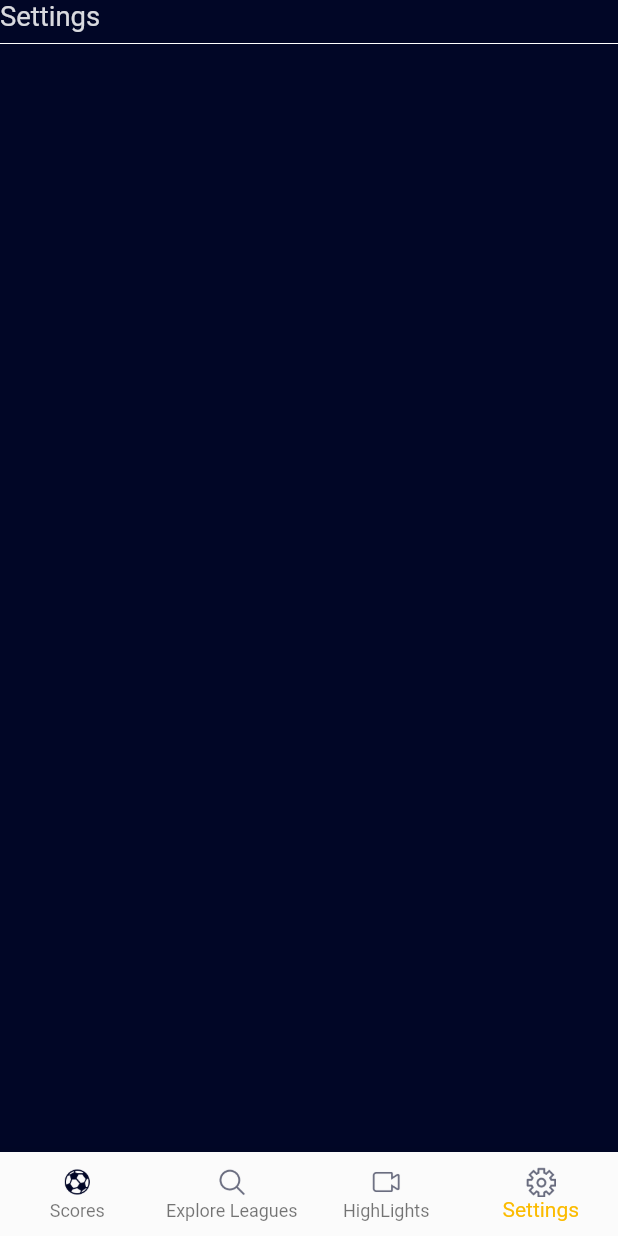
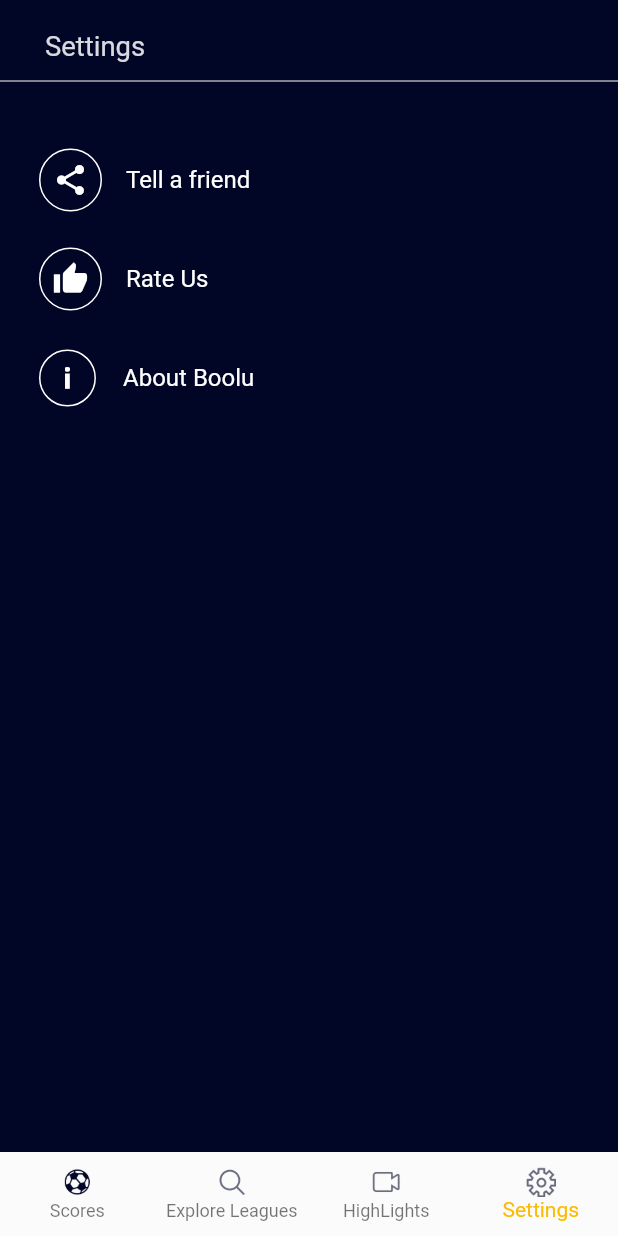
Before and after one commit to debbsefe/boolu, a Flutter app: the screen it shows after launch, item 4 of the bottom bar chosen, on a phone screen of 412 x 824 dp. Run offline on Flutter 3.47's test engine with Material 2 defaults, Android fonts, the phone set to English and light mode, and no system bars; our stand-ins replace bloc, dartz, data_connection_checker, equatable, firebase_core, firebase_crashlytics and 7 more; accounts and stored records are empty; network calls fail.

Commit message:
feat:create settings screen

```diff
--- a/lib/features/matches/presentation/screens/settings/settings.dart
+++ b/lib/features/matches/presentation/screens/settings/settings.dart
@@ -2,6 +2,9 @@ import 'package:Boolu/core/utils/theme.dart';
 import 'package:flutter/material.dart';
 import 'package:Boolu/core/utils/font_constants.dart';
 import 'package:Boolu/core/utils/size_config.dart';
+import 'package:get/get.dart';
+
+import 'about_boolu.dart';
 
 class Settings extends StatelessWidget {
   @override
@@ -9,22 +12,79 @@ class Settings extends StatelessWidget {
     SizeConfig().init(context);
     final double width = SizeConfig.blockSizeHorizontal;
     return SafeArea(
-      child: Container(
       child: Column(
         crossAxisAlignment: CrossAxisAlignment.start,
         children: [
-            Text(
+          Container(
+            margin: const EdgeInsets.fromLTRB(30, 20, 0, 5),
+            child: Text(
               'Settings',
               style: CustomTheme.bodyText.copyWith(
                   fontSize: width * font16,
                   color: Colors.white.withOpacity(0.85)),
             ),
-            Divider(
+          ),
+          const Divider(
             color: Colors.white,
           ),
+          Height(20),
+          CustomListTile(
+            icon: Icons.share,
+            title: 'Tell a friend',
+          ),
+          CustomListTile(
+            icon: Icons.thumb_up,
+            title: 'Rate Us',
+          ),
+          CustomListTile(
+            image: 'assets/images/info_2.png',
+            title: 'About Boolu',
+            onTap: () {
+              Get.to(() => AboutBoolu());
+            },
+          ),
         ],
-        ),
       ),
     );
   }
 }
+
+class CustomListTile extends StatelessWidget {
+  final String title, image;
+
+  final IconData icon;
+
+  final VoidCallback onTap;
+
+  const CustomListTile(
+      {Key key, @required this.title, this.icon, this.image, this.onTap})
+      : super(key: key);
+
+  @override
+  Widget build(BuildContext context) {
+    SizeConfig().init(context);
+    final double width = SizeConfig.blockSizeHorizontal;
+    return Container(
+      margin: const EdgeInsets.only(top: 10, left: 10),
+      child: ListTile(
+          onTap: onTap,
+          leading: Container(
+              decoration: BoxDecoration(
+                  shape: BoxShape.circle,
+                  border: Border.all(color: Colors.white)),
+              padding: image == null
+                  ? const EdgeInsets.all(8)
+                  : const EdgeInsets.all(16),
+              child: image == null
+                  ? Icon(
+                      icon,
+                      color: Colors.white,
+                    )
+                  : Image.asset(image, height: 15)),
+          title: Text(
+            title,
+            style: CustomTheme.bodyText.copyWith(fontSize: width * font14),
+          )),
+    );
+  }
+}
```
Also changed, not shown: lib/features/matches/presentation/screens/settings/about_boolu.dart (added, +42 -0 lines), assets/images/info_2.png (added). Lines whose indentation alone changed are shown as unchanged.
